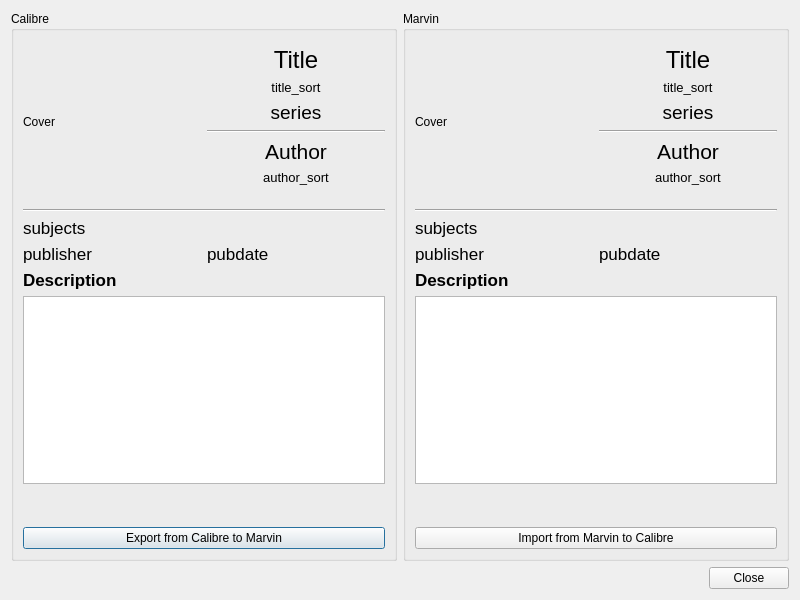
The window that dialogs/metadata.ui (Philantrop/calibre-marvin-manager) describes before a commit, drawn with Qt 5.
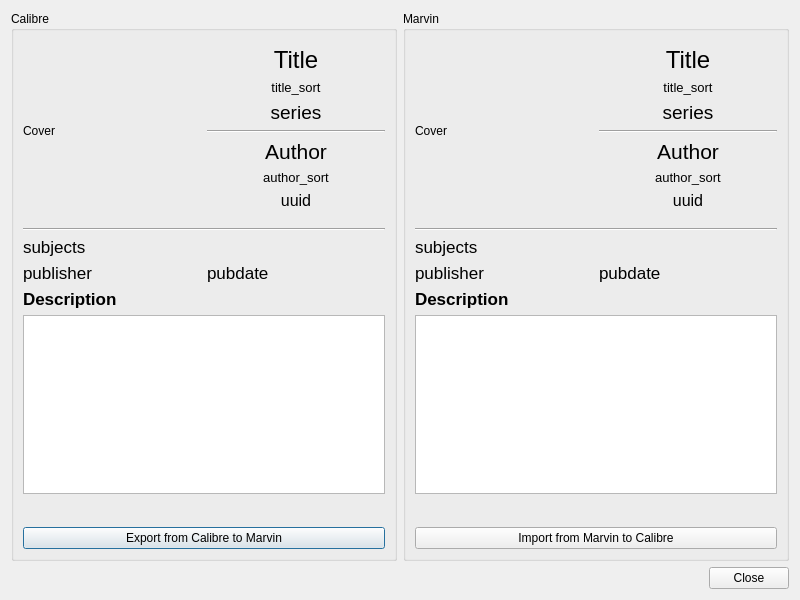
The same window after the commit. Icons and pictures are not drawn.

Commit message: Added uuid to MD dialog

```diff
--- a/dialogs/metadata.ui
+++ b/dialogs/metadata.ui
@@ -146,6 +146,22 @@
               </item>
              </layout>
             </item>
+            <item row="2" column="1">
+             <widget class="QLabel" name="calibre_uuid">
+              <property name="font">
+               <font>
+                <family>Helvetica</family>
+                <pointsize>12</pointsize>
+               </font>
+              </property>
+              <property name="text">
+               <string>uuid</string>
+              </property>
+              <property name="alignment">
+               <set>Qt::AlignCenter</set>
+              </property>
+             </widget>
+            </item>
            </layout>
           </item>
          </layout>
@@ -398,6 +414,22 @@
               </property>
              </widget>
             </item>
+            <item row="2" column="1">
+             <widget class="QLabel" name="marvin_uuid">
+              <property name="font">
+               <font>
+                <family>Helvetica</family>
+                <pointsize>12</pointsize>
+               </font>
+              </property>
+              <property name="text">
+               <string>uuid</string>
+              </property>
+              <property name="alignment">
+               <set>Qt::AlignCenter</set>
+              </property>
+             </widget>
+            </item>
            </layout>
           </item>
          </layout>
```
The commit also changes 2 other files.
